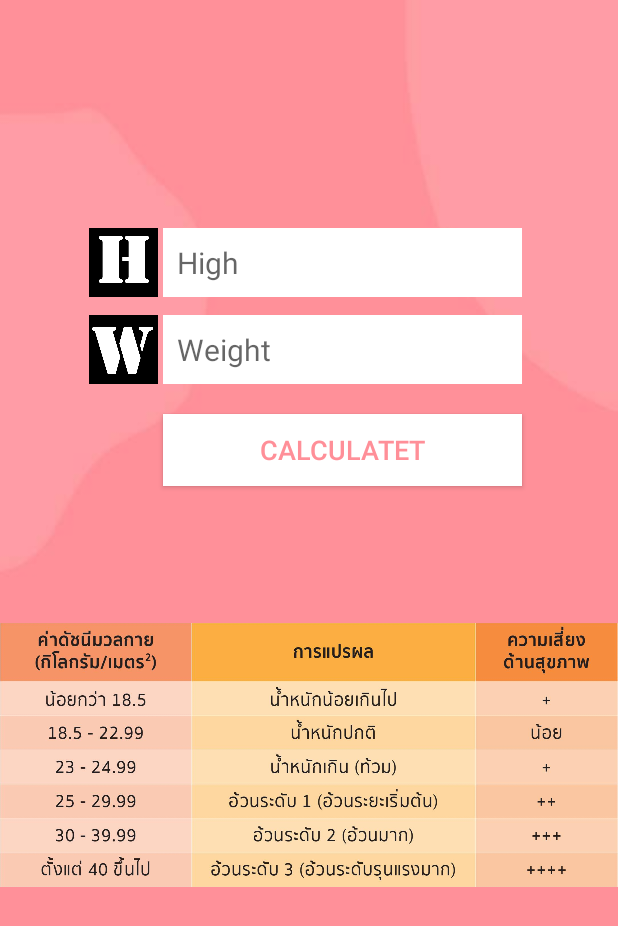
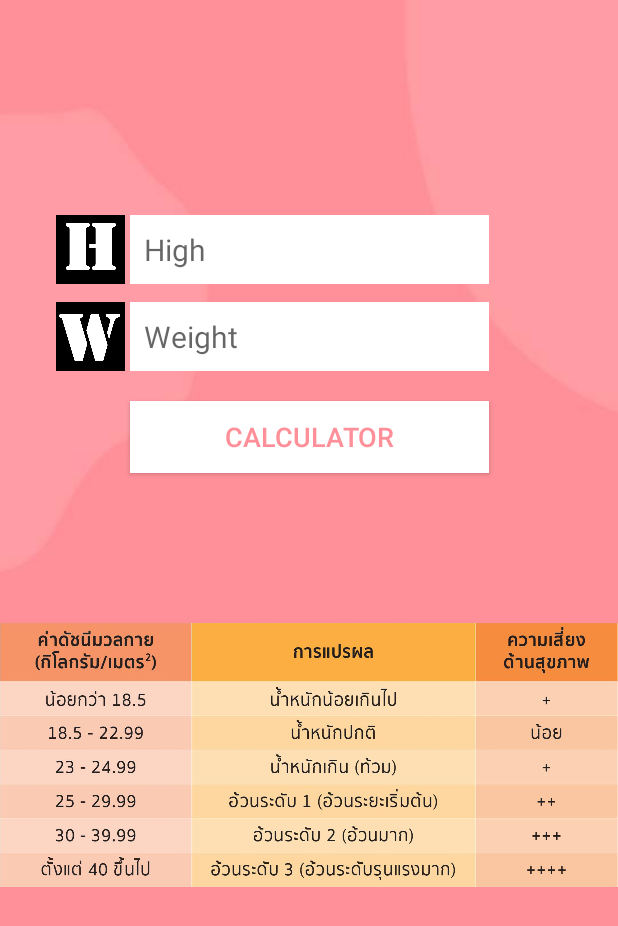
Before and after one commit to Theeranop/final_project, an Android app: the MainActivity screen opened directly, with no data from a screen before it, on a phone screen of 412 x 824 dp. Shown: the top 926 px of the screen. Run offline under Robolectric (Android 15) with nearby library versions, the light colour scheme and no system bars.

Commit message:
แก้งานครั้งสุดท้าย

```diff
--- a/app/src/main/res/layout/activity_main2.xml
+++ b/app/src/main/res/layout/activity_main2.xml
@@ -6,6 +6,19 @@
     android:layout_height="match_parent"
     android:background="@drawable/bg_cal"
     tools:context=".MainActivity">
+
+    <ImageView
+        android:id="@+id/imageView6"
+        android:layout_width="wrap_content"
+        android:layout_height="wrap_content"
+        android:layout_marginTop="91dp"
+        app:layout_constraintBottom_toBottomOf="parent"
+        app:layout_constraintEnd_toEndOf="parent"
+        app:layout_constraintHorizontal_bias="0.0"
+        app:layout_constraintStart_toStartOf="parent"
+        app:layout_constraintTop_toTopOf="parent"
+        app:layout_constraintVertical_bias="0.0"
+        app:srcCompat="@drawable/bmi_tabel" />
 
     <Button
         android:id="@+id/calculator_button"
@@ -24,8 +37,6 @@
         android:id="@+id/height_edit_text"
         android:layout_width="239dp"
         android:layout_height="46dp"
-        android:layout_marginEnd="64dp"
-        android:layout_marginRight="64dp"
         android:background="@android:color/background_light"
         android:ems="10"
         android:hint="  High"
@@ -34,10 +45,9 @@
         android:textSize="20sp"
         app:layout_constraintBottom_toBottomOf="parent"
         app:layout_constraintEnd_toEndOf="parent"
-        app:layout_constraintHorizontal_bias="1.0"
         app:layout_constraintStart_toStartOf="parent"
         app:layout_constraintTop_toTopOf="parent"
-        app:layout_constraintVertical_bias="0.195" />
+        app:layout_constraintVertical_bias="0.184" />
 
     <EditText
         android:id="@+id/weight_edit_text"
@@ -55,19 +65,6 @@
         app:layout_constraintHorizontal_bias="1.0"
         app:layout_constraintStart_toStartOf="@+id/height_edit_text"
         app:layout_constraintTop_toBottomOf="@+id/height_edit_text" />
-
-    <ImageView
-        android:id="@+id/imageView6"
-        android:layout_width="wrap_content"
-        android:layout_height="wrap_content"
-        android:layout_marginTop="91dp"
-        app:layout_constraintBottom_toBottomOf="parent"
-        app:layout_constraintEnd_toEndOf="parent"
-        app:layout_constraintHorizontal_bias="0.0"
-        app:layout_constraintStart_toStartOf="parent"
-        app:layout_constraintTop_toTopOf="parent"
-        app:layout_constraintVertical_bias="0.0"
-        app:srcCompat="@drawable/bmi_tabel" />
 
     <ImageView
         android:id="@+id/imageView9"
--- a/app/src/main/res/values/strings.xml
+++ b/app/src/main/res/values/strings.xml
@@ -2,5 +2,5 @@
     <string name="app_name">bmi</string>
     <string name="height_hint">Height (cm)</string>
     <string name="weight_hint">Weight (kg)</string>
-    <string name="calculate_text">Calculatet</string>
+    <string name="calculate_text">Calculator</string>
 </resources>
```
